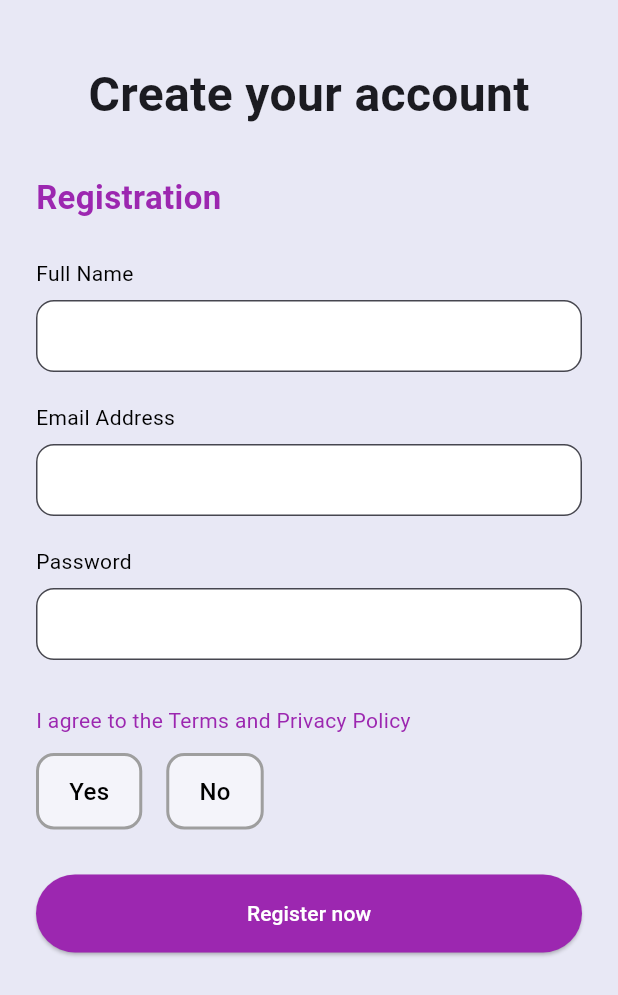
After one commit to Serasb/CS-310-Group-17-Project-, a Flutter app: the RegistrationScreen screen opened by its route, on a phone screen of 412 x 824 dp. The commit adds this screen. Shown: the top 995 px of the screen. Run offline on Flutter 3.47's test engine with Material 3 defaults, Android fonts, the light colour scheme and no system bars.

Commit message:
register screen included

```diff
--- a/lib/main.dart
+++ b/lib/main.dart
@@ -1,6 +1,7 @@
 import 'package:flutter/material.dart';
 import 'screens/login_screen.dart';
 import 'screens/add_habit_screen.dart';
+import 'screens/register_screen.dart';
 
 void main() => runApp(const MyApp());
 
@@ -17,6 +18,7 @@ class MyApp extends StatelessWidget {
         '/login': (context) => const LoginScreen(),
         '/home' : (context) => const HomeScreen(),
         '/add'  : (context) => const AddHabitScreen(),
+        '/register' : (context) => const RegistrationScreen(),
       },
     );
   }
--- /dev/null
+++ b/lib/screens/register_screen.dart
@@ -0,0 +1,168 @@
+import 'package:flutter/material.dart';
+
+class RegistrationScreen extends StatefulWidget {
+  const RegistrationScreen({super.key});
+
+  @override
+  State<RegistrationScreen> createState() => _RegistrationScreenState();
+}
+
+class _RegistrationScreenState extends State<RegistrationScreen> {
+  String? agreeValue;
+
+  Widget _yesNoBox({
+    required String label,
+    required bool isSelected,
+    required VoidCallback onTap,
+  }) {
+    return GestureDetector(
+      onTap: onTap,
+      child: Container(
+        padding: const EdgeInsets.symmetric(horizontal: 20, vertical: 12),
+        decoration: BoxDecoration(
+          color: isSelected ? Colors.deepPurple : Colors.white54,
+          borderRadius: BorderRadius.circular(12),
+          border: Border.all(
+            color: isSelected ? Colors.deepPurple : Colors.grey,
+            width: 2,
+          ),
+        ),
+        child: Text(
+          label,
+          style: TextStyle(
+            color: isSelected ? Colors.white : Colors.black,
+            fontSize: 16,
+            fontWeight: FontWeight.w500,
+          ),
+        ),
+      ),
+    );
+  }
+
+
+  @override
+  Widget build(BuildContext context) {
+    return Scaffold(
+      backgroundColor: const Color(0xFFE8E8F5),
+      body: SafeArea(
+        child: SingleChildScrollView(
+          padding: const EdgeInsets.all(24),
+          child: Column(
+            crossAxisAlignment: CrossAxisAlignment.start,
+            children: [
+              const SizedBox(height: 16),
+
+              const Center(
+                child: Text(
+                  "Create your account",
+                  style: TextStyle(
+                    fontSize: 32,
+                    fontWeight: FontWeight.w600,
+                  ),
+                ),
+              ),
+
+              const SizedBox(height: 30),
+
+              const Text(
+                "Registration",
+                style: TextStyle(
+                  color: Color(0xFF9C27B0),
+                  fontSize: 22,
+                  fontWeight: FontWeight.w600,
+                ),
+              ),
+
+              const SizedBox(height: 25),
+
+              const Text("Full Name",
+                  style: TextStyle(fontSize: 14, color: Colors.black)),
+              const SizedBox(height: 8),
+              _inputBox(),
+
+              const SizedBox(height: 20),
+
+              const Text("Email Address",
+                  style: TextStyle(fontSize: 14, color: Colors.black)),
+              const SizedBox(height: 8),
+              _inputBox(),
+
+              const SizedBox(height: 20),
+
+              const Text("Password",
+                  style: TextStyle(fontSize: 14, color: Colors.black)),
+              const SizedBox(height: 8),
+              _inputBox(obscure: true),
+
+              const SizedBox(height: 30),
+
+              const Text(
+                "I agree to the Terms and Privacy Policy",
+                style: TextStyle(color: Color(0xFF9C27B0)),
+              ),
+
+              const SizedBox(height: 12),
+
+              Row(
+                mainAxisAlignment: MainAxisAlignment.start,
+                children: [
+                  _yesNoBox(
+                    label: "Yes",
+                    isSelected: agreeValue == "yes",
+                    onTap: () {
+                      setState(() {
+                        agreeValue = "yes";
+                      });
+                    },
+                  ),
+                  const SizedBox(width: 16),
+                  _yesNoBox(
+                    label: "No",
+                    isSelected: agreeValue == "no",
+                    onTap: () {
+                      setState(() {
+                        agreeValue = "no";
+                      });
+                    },
+                  ),
+                ],
+              ),
+              const SizedBox(height: 30),
+
+              SizedBox(
+                width: double.infinity,
+                child: ElevatedButton(
+                  style: ElevatedButton.styleFrom(
+                    backgroundColor: Color(0xFF9C27B0),
+                    padding: const EdgeInsets.symmetric(vertical: 16),
+                  ),
+                  onPressed: () {
+                    Navigator.pushNamed(context, '/home');
+                  },
+                  child: const Text(
+                    "Register now",
+                    style: TextStyle(color: Colors.white),
+                  ),
+                ),
+              )
+            ],
+          ),
+        ),
+      ),
+    );
+  }
+
+  Widget _inputBox({bool obscure = false}) {
+    return TextField(
+      obscureText: obscure,
+      decoration: InputDecoration(
+        filled: true,
+        fillColor: Colors.white,
+        contentPadding: const EdgeInsets.symmetric(horizontal: 16, vertical: 12),
+        border: OutlineInputBorder(
+          borderRadius: BorderRadius.circular(12),
+        ),
+      ),
+    );
+  }
+}
```
Also changed, not shown: lib/screens/home_screen.dart (added, +273 -0 lines), lib/screens/routes.dart (added, +27 -0 lines), 1 other file.
